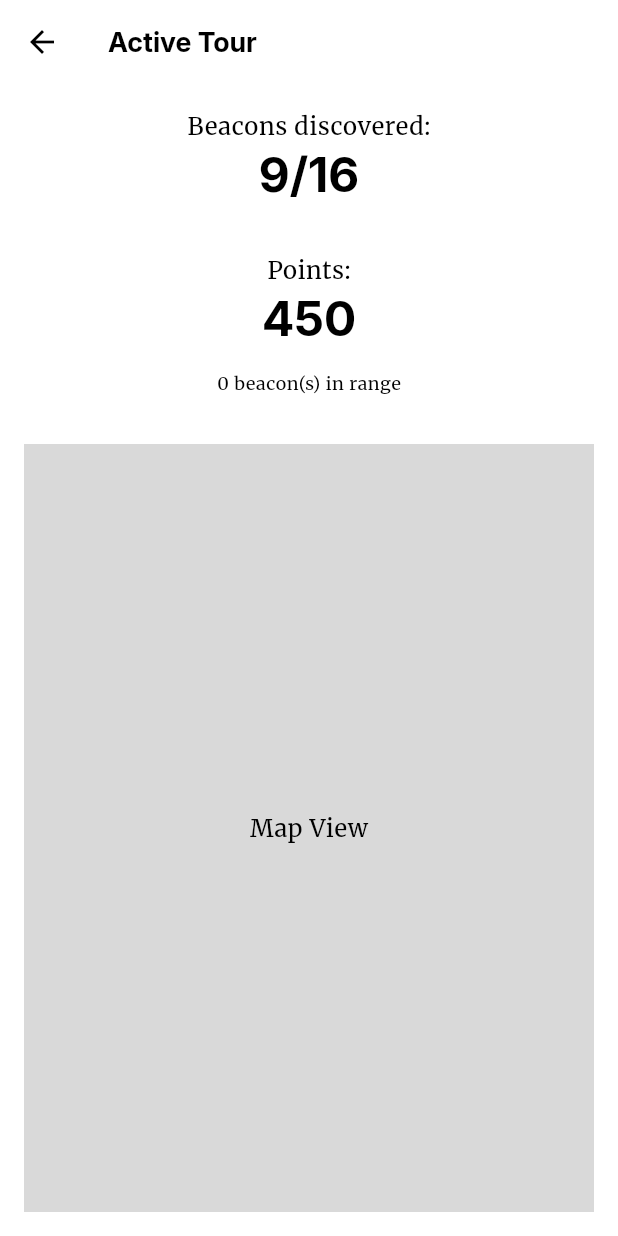
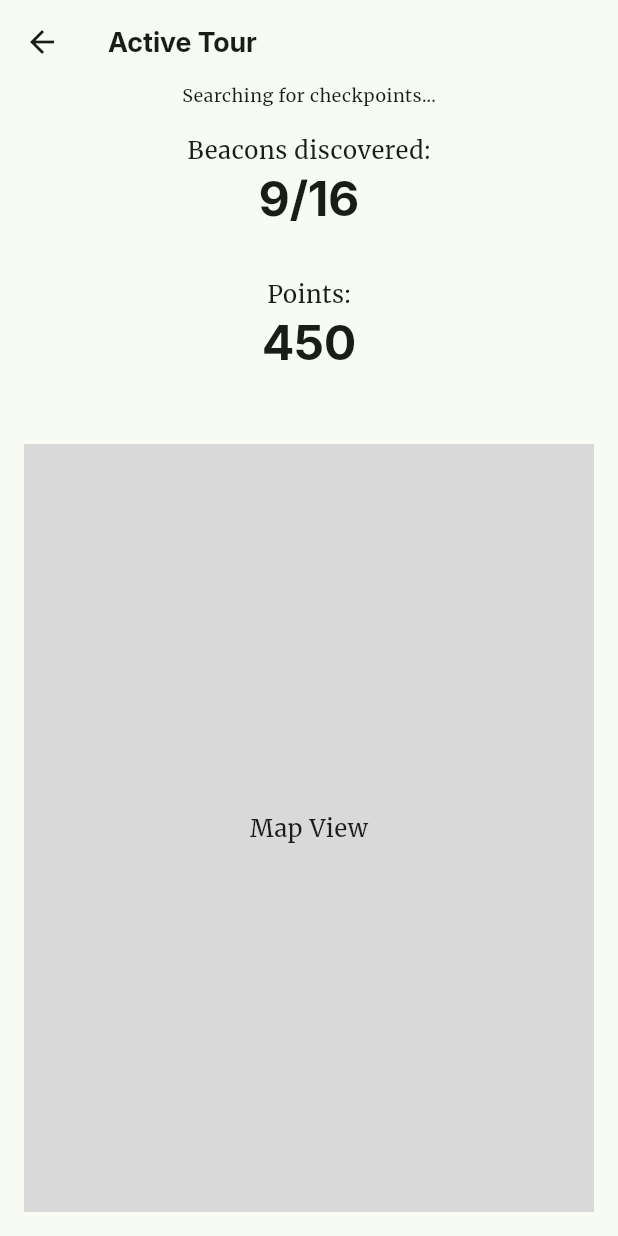
Before and after one commit to Sarasate33/ecoquest, a Flutter app: the ActiveTourScreen screen opened directly, on a phone screen of 412 x 824 dp. Run offline on Flutter 3.47's test engine with Material 3 defaults, Android fonts, the phone set to English and light mode, and no system bars; our stand-ins replace flutter_blue_plus, permission_handler.

Commit message:
paar sachen angepasst,

```diff
--- a/lib/models/checkpoint.dart
+++ b/lib/models/checkpoint.dart
@@ -1,6 +1,4 @@
 // lib/models/checkpoint.dart
-
-enum ExperienceType { information, quiz, game }
 
 class Checkpoint {
   final int id;
@@ -9,7 +7,7 @@
   final String beaconUuid;
   final int beaconMajor;
   final int beaconMinor;
-  final ExperienceType experienceType;
+
 
   const Checkpoint({
     required this.id,
@@ -18,6 +16,5 @@
     required this.beaconUuid,
     required this.beaconMajor,
     required this.beaconMinor,
-    required this.experienceType,
   });
 }
--- a/lib/screens/active_tour_screen.dart
+++ b/lib/screens/active_tour_screen.dart
@@ -1,7 +1,7 @@
 // lib/screens/active_tour_screen.dart
 
 import 'package:flutter/material.dart';
-import 'package:flutter_application_demo/data/questions.dart';
+import 'package:flutter_application_demo/services/questions.dart';
 import 'dart:async';
 import '../config/theme.dart';
 import '../services/beacon_service.dart';
@@ -16,39 +16,31 @@
 
 class _ActiveTourScreenState extends State<ActiveTourScreen> {
   final BeaconService _beaconService = BeaconService();
-  StreamSubscription? _detectedSub;
   StreamSubscription? _triggeredSub;
 
   int discoveredCheckpoints = 9;
   int totalCheckpoints = 16;
   int currentPoints = 450;
-  List<String> detectedBeaconNames = [];
   List<String> selectedAnswers = [];
   String statusMessage = "Searching for checkpoints...";
+  String feedback = "";
 
   @override
   void initState() {
     super.initState();
+    _beaconService.resetDiscoveredCheckpoints();
     _startScanning();
   }
 
   Future<void> _startScanning() async {
     await _beaconService.startScanning();
 
-    _detectedSub = _beaconService.detectedCheckpoints.listen((checkpoints) {
-      setState(() {
-        detectedBeaconNames = checkpoints.map((cp) => cp.name).toList();
-        statusMessage = "${checkpoints.length} beacon(s) in range";
-      });
-    });
-
     _triggeredSub = _beaconService.checkpointTriggered.listen((checkpoint) {
       if (!mounted) return;
       setState(() {
         discoveredCheckpoints++;
-        statusMessage = "Checkpoint reached: ${checkpoint.name}";
       });
-      _showCheckpointDialog(
+      _showCheckpointQuiz(
         checkpoint.name,
         checkpoint.description,
         checkpoint.id,
@@ -62,15 +54,15 @@
       selectedAnswers.add(selectedAnswer);
       if (selectedAnswer == checkpointQuestion.answers[0]) {
         currentPoints += 150; // award points for correct answer
-        statusMessage = "Correct answer! +150 Points";
+        feedback = "Correct answer! +150 Points";
       } else {
-        statusMessage = "Wrong answer. Try again next time!";
+        feedback = "Wrong answer. Try again next time!";
       }
     });
   }
 
   // Show dialog for discovered checkpoint - Quiz Questions
-  void _showCheckpointDialog(String name, String description, int id) {
+  void _showCheckpointQuiz(String name, String description, int id) {
     final checkpointQuestion = questions[id];
     showDialog(
       context: context,
@@ -104,13 +96,9 @@
                               // Update parent state (awards points if correct)
                               answerQuestion(answer, checkpointQuestion);
                               // Close dialog after short delay so user sees feedback
-                              Future.delayed(
-                                const Duration(milliseconds: 800),
-                                () {
-                                  if (Navigator.of(ctx).canPop())
-                                    Navigator.of(ctx).pop();
-                                },
-                              );
+
+                              if (Navigator.of(ctx).canPop())
+                                Navigator.of(ctx).pop();
                             },
                       child: Text(answer),
                     ),
@@ -126,7 +114,6 @@
 
   @override
   void dispose() {
-    _detectedSub?.cancel();
     _triggeredSub?.cancel();
     _beaconService.stopScanning();
     super.dispose();
@@ -143,6 +130,13 @@
       ),
       body: Column(
         children: [
+          Padding(
+            padding: const EdgeInsets.symmetric(horizontal: 16.0),
+            child: Text(
+              statusMessage,
+              style: Theme.of(context).textTheme.bodySmall,
+            ),
+          ),
           Padding(
             padding: const EdgeInsets.all(16.0),
             child: Column(
@@ -172,47 +166,11 @@
               ],
             ),
           ),
+
           Padding(
             padding: const EdgeInsets.symmetric(horizontal: 16.0),
-            child: Text(
-              statusMessage,
-              style: Theme.of(context).textTheme.bodySmall,
-            ),
+            child: Text(feedback, style: Theme.of(context).textTheme.bodySmall),
           ),
-
-          const SizedBox(height: 16),
-
-          if (detectedBeaconNames.isNotEmpty)
-            Padding(
-              padding: const EdgeInsets.symmetric(horizontal: 16.0),
-              child: Card(
-                child: Column(
-                  crossAxisAlignment: CrossAxisAlignment.start,
-                  children: [
-                    Padding(
-                      padding: const EdgeInsets.all(12.0),
-                      child: Text(
-                        "Beacons in Range:",
-                        style: Theme.of(context).textTheme.titleMedium,
-                      ),
-                    ),
-                    ...detectedBeaconNames.map(
-                      (name) => ListTile(
-                        leading: const Icon(
-                          Icons.bluetooth,
-                          color: ecoPrimaryGreen,
-                        ),
-                        title: Text(
-                          name,
-                          style: Theme.of(context).textTheme.bodyMedium,
-                        ),
-                        dense: true,
-                      ),
-                    ),
-                  ],
-                ),
-              ),
-            ),
 
           Expanded(
             child: Container(
--- a/lib/screens/explore_screen.dart
+++ b/lib/screens/explore_screen.dart
@@ -11,7 +11,7 @@
   @override
   State<ExploreScreen> createState() => _ExploreScreenState();
 }
-
+// filters and filter logic
 class _ExploreScreenState extends State<ExploreScreen> {
   String selectedFilter = "All";
   final List<String> filters = ["All", "Nature", "History", "Urban", "Group"];
@@ -75,6 +75,7 @@
     );
   }
 
+// build card for each tour, data provided by data_sercvice.dart
   Widget _buildTourCard(BuildContext context, Map<String, dynamic> tour) {
     return GestureDetector(
       onTap: () {
@@ -128,7 +129,7 @@
                   Text(
                     tour['subtitle'],
                     maxLines: 1,
-                    overflow: TextOverflow.ellipsis,
+                    overflow: TextOverflow.ellipsis, //prevent overflow
                     style: Theme.of(context).textTheme.bodySmall?.copyWith(
                       color: Colors.grey[600],
                     ),
--- a/lib/screens/favorites_screen.dart
+++ b/lib/screens/favorites_screen.dart
@@ -5,6 +5,7 @@
 class FavoritesScreen extends StatelessWidget {
   const FavoritesScreen({super.key});
 
+  // build favorites screen - placeholder for now
   @override
   Widget build(BuildContext context) {
     return Scaffold(
--- a/lib/screens/history_screen.dart
+++ b/lib/screens/history_screen.dart
@@ -4,6 +4,8 @@
 import '../config/theme.dart';
 import '../services/data_service.dart';
 
+
+// build history screen showing user's completed trails - mock data at the moment
 class HistoryScreen extends StatelessWidget {
   const HistoryScreen({super.key});
 
--- a/lib/screens/start_tour_mode_screen.dart
+++ b/lib/screens/start_tour_mode_screen.dart
@@ -22,6 +22,7 @@
   }
 
   void _joinLobby() {
+    // simple validation for 6-digit code
     if (_lobbyCodeController.text.length == 6) {
       Navigator.push(context, MaterialPageRoute(builder: (context) => LobbyScreen(lobbyCode: _lobbyCodeController.text, isHost: false)));
     } else {
--- a/lib/screens/tour_detail_screen.dart
+++ b/lib/screens/tour_detail_screen.dart
@@ -8,6 +8,8 @@
   final Map<String, dynamic> tour;
   const TourDetailScreen({super.key, required this.tour});
 
+
+// displayed data provided by data_service.dart
   @override
   Widget build(BuildContext context) {
     return Scaffold(
--- a/lib/services/beacon_service.dart
+++ b/lib/services/beacon_service.dart
@@ -7,39 +7,41 @@
 import '../models/checkpoint.dart';
 
 class BeaconService {
+  //singleton pattern - only one instanc eof BeaconService exists app-wide: all share same scanner state
   static final BeaconService _instance = BeaconService._internal();
   factory BeaconService() => _instance;
   BeaconService._internal();
 
-  final _detectedCheckpointsController =
-      StreamController<List<Checkpoint>>.broadcast();
+  // broadcast stream for checkpoint trigger events
   final _checkpointTriggeredController =
       StreamController<Checkpoint>.broadcast();
 
-  Stream<List<Checkpoint>> get detectedCheckpoints =>
-      _detectedCheckpointsController.stream;
+  // get stream of triggered checkpoints
   Stream<Checkpoint> get checkpointTriggered =>
       _checkpointTriggeredController.stream;
 
+  // database of known checkpoints with their beacon identifiers
   final Map<int, Checkpoint> _beaconRegistry = {
     19641: const Checkpoint(
       id: 0,
       name: 'Memorial Stone',
       description: 'Learn about the 300-year-old oak and its ecosystem',
       beaconUuid: 'fda50693-a4e2-4fb1-afcf-c6eb07647825',
-      beaconMajor: 10011,
-      beaconMinor: 19641,
-      experienceType: ExperienceType.information,
+      beaconMajor: 10011, // must match ble beacons major
+      beaconMinor: 19641, // minor used as unique checkpoint id
     ),
   };
 
-  StreamSubscription<List<ScanResult>>? _scanSubscription;
+  StreamSubscription<List<ScanResult>>?
+  _scanSubscription; // active scan subscription, nullable if scan not active
   final Map<int, Checkpoint> _currentlyDetected = {};
-  final Map<int, DateTime> _lastTriggered = {};
+  final Map<int, DateTime> _lastTriggered = {}; // for debouncing (cooldown)
+  final Set<int> _discoveredCheckpointIds =
+      {}; // tracks checkpoints already triggered in this session
   final Duration _debounceTime = const Duration(seconds: 10);
   bool _isScanning = false;
 
-  // Target iBeacon identifiers (matches your screenshot)
+  // Target ble identifiers
   final String _targetUuid = 'fda50693-a4e2-4fb1-afcf-c6eb07647825';
   final int _targetMajor = 10011;
 
@@ -76,7 +78,7 @@
         await FlutterBluePlus.stopScan();
       } catch (_) {}
 
-      // Start persistent scan. Avoid named params that may be unsupported by plugin version.
+      // Start persistent scan
       FlutterBluePlus.startScan(androidUsesFineLocation: true);
 
       // Subscribe once to aggregated scanResults stream
@@ -169,9 +171,6 @@
     _currentlyDetected.removeWhere(
       (id, _) => !currentlyDetectedIds.contains(id),
     );
-
-    // Emit current detected list
-    _detectedCheckpointsController.add(_currentlyDetected.values.toList());
   }
 
   Map<String, dynamic>? _parseIBeacon(ScanResult result) {
@@ -235,6 +234,11 @@
   }
 
   void _triggerCheckpoint(Checkpoint checkpoint) {
+    // Skip if already discovered in this session
+    if (_discoveredCheckpointIds.contains(checkpoint.id)) {
+      return;
+    }
+
     final last = _lastTriggered[checkpoint.id];
     if (last != null) {
       final elapsed = DateTime.now().difference(last);
@@ -247,11 +251,11 @@
       }
     }
     _lastTriggered[checkpoint.id] = DateTime.now();
+    _discoveredCheckpointIds.add(checkpoint.id);
     _checkpointTriggeredController.add(checkpoint);
   }
 
   Future<void> stopScanning() async {
-    if (_debug) print('[BeaconService] stopScanning');
     _isScanning = false;
     await _scanSubscription?.cancel();
     _scanSubscription = null;
@@ -261,9 +265,13 @@
     _currentlyDetected.clear();
   }
 
+  /// Reset discovered checkpoints for a new tour session
+  void resetDiscoveredCheckpoints() {
+    _discoveredCheckpointIds.clear();
+  }
+
   void dispose() {
     stopScanning();
-    _detectedCheckpointsController.close();
     _checkpointTriggeredController.close();
   }
 
```
Also changed, not shown: lib/components/answer_button.dart (deleted, +0 -13 lines), lib/config/theme.dart (+16 -53 lines), lib/screens/lobby_screen.dart (+69 -12 lines), assets/images/tour_krugpark.jpg, assets/images/tour_neustadt.jpg, lib/services/questions.dart (renamed from lib/data/questions.dart), 2 other files.
